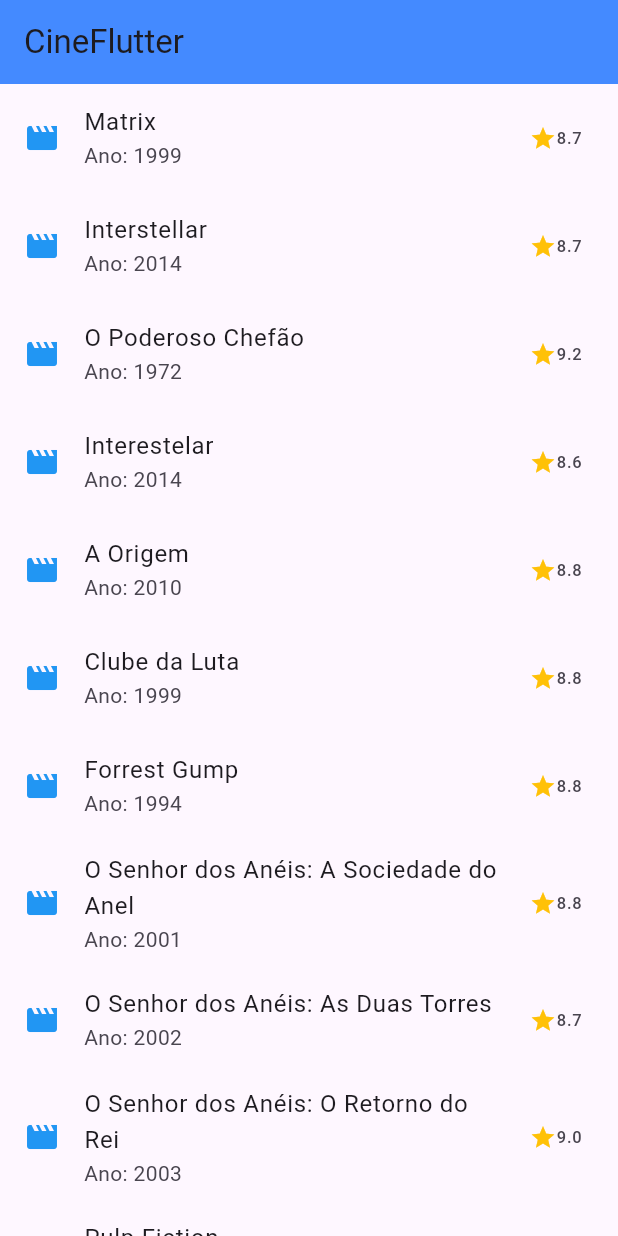
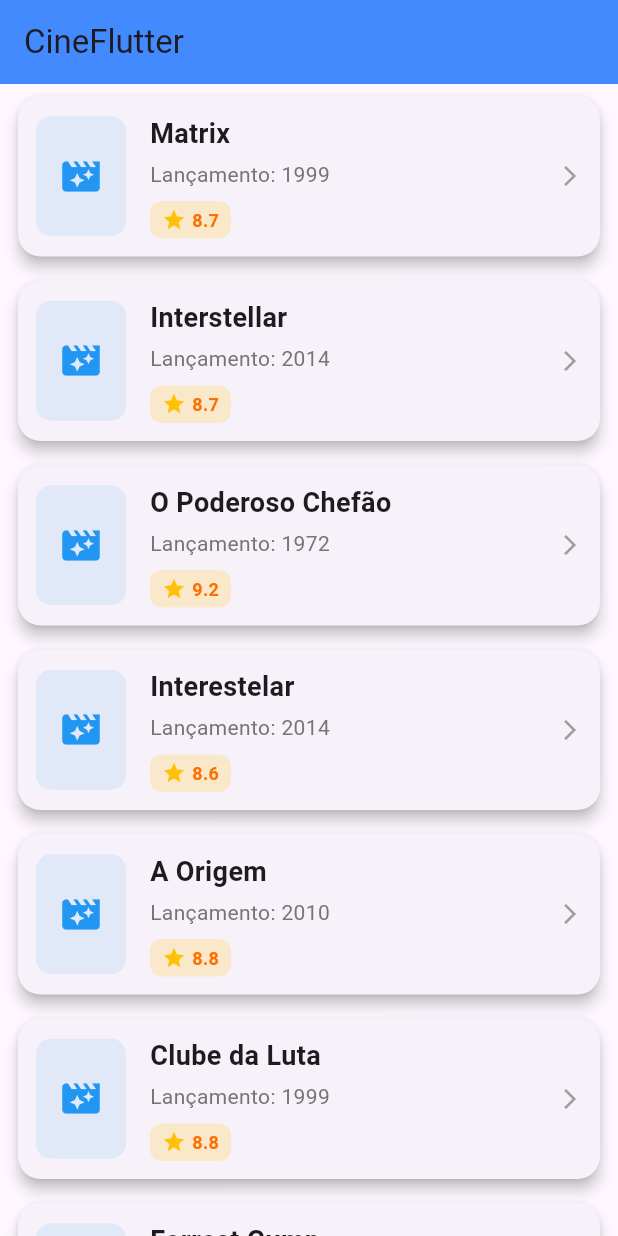
Before and after one commit to kelvynfelix/Main-KGE, a Flutter app: the screen it shows after launch, on a phone screen of 412 x 824 dp. Run offline on Flutter 3.47's test engine with Material 3 defaults, Android fonts, the phone set to English and light mode, and no system bars.

Commit message:
melhorando a atividade 07

```diff
--- a/list_view/lib/main.dart
+++ b/list_view/lib/main.dart
@@ -4,6 +4,46 @@ import 'package:list_view/database.dart';
 
 void main() {
   runApp(const MainApp());
+}
+
+void _mostrarDetalhes(BuildContext context, Filme filme) {
+  showModalBottomSheet(
+    context: context,
+    isScrollControlled: true, // Permite que o bottom sheet cresça se necessário
+    shape: const RoundedRectangleBorder(
+      borderRadius: BorderRadius.vertical(top: Radius.circular(25)),
+    ),
+    builder: (context) {
+      return Padding(
+        padding: const EdgeInsets.fromLTRB(20, 10, 20, 30),
+        child: Column(
+          mainAxisSize: MainAxisSize.min,
+          children: [
+            Container(
+              width: 40,
+              height: 5,
+              decoration: BoxDecoration(
+                color: Colors.grey.shade300,
+                borderRadius: BorderRadius.circular(10),
+              ),
+            ),
+            const SizedBox(height: 20),
+            Text(
+              filme.titulo,
+              style: const TextStyle(fontSize: 22, fontWeight: FontWeight.bold),
+            ),
+            const Divider(),
+            const SizedBox(height: 10),
+            Text(
+              filme.sinopse,
+              textAlign: TextAlign.justify,
+              style: const TextStyle(fontSize: 16),
+            ),
+          ],
+        ),
+      );
+    },
+  );
 }
 
 class MainApp extends StatefulWidget {
@@ -29,27 +69,103 @@ class _MainAppState extends State<MainApp> {
           itemCount: filmes.length,
           itemBuilder: (context, index) {
             final filme = filmes[index];
-            final corNota = filme.imdb >= 8.5
-                ? Colors.amber
-                : Colors.grey.shade500;
-            return ListTile(
-              leading: Icon(Icons.movie, color: Colors.blue),
-              title: Text(filme.titulo),
-              subtitle: Text("Ano: ${filme.anoLancamento}"),
-              trailing: Row(
-                mainAxisSize: MainAxisSize.min,
-                children: [
-                  Icon(Icons.star, color: corNota, size: 18),
-                  Text(filme.imdb.toString()),
-                ],
+            final corNota = filme.imdb >= 8.5 ? Colors.amber : Colors.blueGrey;
+
+            return Card(
+              elevation: 4, // Cria a sombra do card
+              margin: const EdgeInsets.symmetric(horizontal: 12, vertical: 8),
+              shape: RoundedRectangleBorder(
+                borderRadius: BorderRadius.circular(15),
               ),
-              onTap: () {
-                print("Clicou em ${filme.titulo}");
-              },
-              onLongPress: () {
-                // Ação executada ao segurar o botão
-                print("O filme ${filme.titulo} foi pressionado e segurado!");
-              },
+              child: InkWell(
+                // Adiciona efeito de toque (ripple) no card todo
+                borderRadius: BorderRadius.circular(15),
+                onTap: () => _mostrarDetalhes(
+                  context,
+                  filme,
+                ), // Função separada para limpar o código
+                child: Padding(
+                  padding: const EdgeInsets.all(12.0),
+                  child: Row(
+                    children: [
+                      // Container do Ícone (Simulando uma capa de filme)
+                      Container(
+                        height: 80,
+                        width: 60,
+                        decoration: BoxDecoration(
+                          color: Colors.blue.withOpacity(0.1),
+                          borderRadius: BorderRadius.circular(10),
+                        ),
+                        child: const Icon(
+                          Icons.movie_filter,
+                          color: Colors.blue,
+                          size: 30,
+                        ),
+                      ),
+                      const SizedBox(width: 16),
+
+                      // Informações do Filme
+                      Expanded(
+                        child: Column(
+                          crossAxisAlignment: CrossAxisAlignment.start,
+                          children: [
+                            Text(
+                              filme.titulo,
+                              style: const TextStyle(
+                                fontSize: 18,
+                                fontWeight: FontWeight.bold,
+                              ),
+                              maxLines: 1,
+                              overflow: TextOverflow.ellipsis,
+                            ),
+                            const SizedBox(height: 4),
+                            Text(
+                              "Lançamento: ${filme.anoLancamento}",
+                              style: TextStyle(
+                                color: Colors.grey.shade600,
+                                fontSize: 14,
+                              ),
+                            ),
+                            const SizedBox(height: 8),
+
+                            // Badge da Nota IMDB
+                            Container(
+                              padding: const EdgeInsets.symmetric(
+                                horizontal: 8,
+                                vertical: 4,
+                              ),
+                              decoration: BoxDecoration(
+                                color: corNota.withOpacity(0.2),
+                                borderRadius: BorderRadius.circular(8),
+                              ),
+                              child: Row(
+                                mainAxisSize: MainAxisSize.min,
+                                children: [
+                                  Icon(Icons.star, color: corNota, size: 16),
+                                  const SizedBox(width: 4),
+                                  Text(
+                                    filme.imdb.toString(),
+                                    style: TextStyle(
+                                      color: corNota.shade900,
+                                      fontWeight: FontWeight.bold,
+                                      fontSize: 12,
+                                    ),
+                                  ),
+                                ],
+                              ),
+                            ),
+                          ],
+                        ),
+                      ),
+                      const Icon(
+                        Icons.arrow_forward_ios,
+                        size: 16,
+                        color: Colors.grey,
+                      ),
+                    ],
+                  ),
+                ),
+              ),
             );
           },
         ),
```
